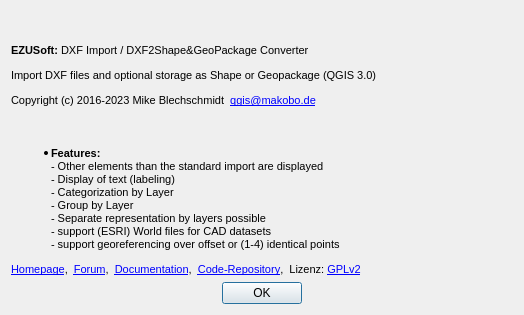
Before: the Qt Designer form uiAbout.ui in EZUSoft/AnotherDXF2Shape, drawn with Qt 5.
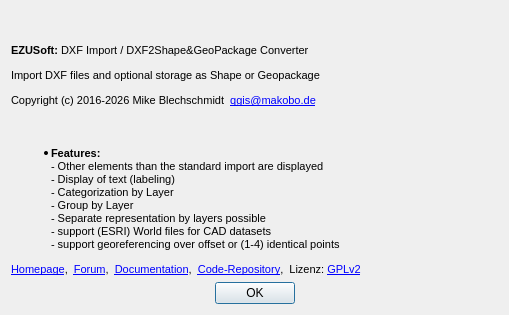
After: the same form once the commit is applied. Icons and pictures are not drawn.

What changed in the file:
```diff
--- a/uiAbout.ui
+++ b/uiAbout.ui
@@ -59,8 +59,8 @@
 p, li { white-space: pre-wrap; }
 &lt;/style&gt;&lt;/head&gt;&lt;body style=&quot; font-family:'MS Shell Dlg 2'; font-size:8pt; font-weight:400; font-style:normal;&quot;&gt;
 &lt;p style=&quot; margin-top:12px; margin-bottom:12px; margin-left:0px; margin-right:0px; -qt-block-indent:0; text-indent:0px;&quot;&gt;&lt;span style=&quot; font-weight:600;&quot;&gt;EZUSoft: &lt;/span&gt;DXF Import / DXF2Shape&amp;amp;GeoPackage Converter &lt;/p&gt;
-&lt;p style=&quot; margin-top:12px; margin-bottom:12px; margin-left:0px; margin-right:0px; -qt-block-indent:0; text-indent:0px;&quot;&gt;&lt;a name=&quot;result_box&quot;&gt;&lt;/a&gt;Import DXF files and optional storage as Shape or Geopackage (QGIS 3.0)&lt;/p&gt;
-&lt;p style=&quot; margin-top:12px; margin-bottom:12px; margin-left:0px; margin-right:0px; -qt-block-indent:0; text-indent:0px;&quot;&gt;Copyright (c) 2016-2023 Mike Blechschmidt  &lt;a href=&quot;mailto:qgis@makobo.de&quot;&gt;&lt;span style=&quot; text-decoration: underline; color:#0000ff;&quot;&gt;qgis@makobo.de&lt;/span&gt;&lt;/a&gt;&lt;/p&gt;&lt;/body&gt;&lt;/html&gt;</string>
+&lt;p style=&quot; margin-top:12px; margin-bottom:12px; margin-left:0px; margin-right:0px; -qt-block-indent:0; text-indent:0px;&quot;&gt;&lt;a name=&quot;result_box&quot;&gt;&lt;/a&gt;Import DXF files and optional storage as Shape or Geopackage&lt;/p&gt;
+&lt;p style=&quot; margin-top:12px; margin-bottom:12px; margin-left:0px; margin-right:0px; -qt-block-indent:0; text-indent:0px;&quot;&gt;Copyright (c) 2016-2026 Mike Blechschmidt  &lt;a href=&quot;mailto:qgis@makobo.de&quot;&gt;&lt;span style=&quot; text-decoration: underline; color:#0000ff;&quot;&gt;qgis@makobo.de&lt;/span&gt;&lt;/a&gt;&lt;/p&gt;&lt;/body&gt;&lt;/html&gt;</string>
      </property>
      <property name="scaledContents">
       <bool>false</bool>
```
